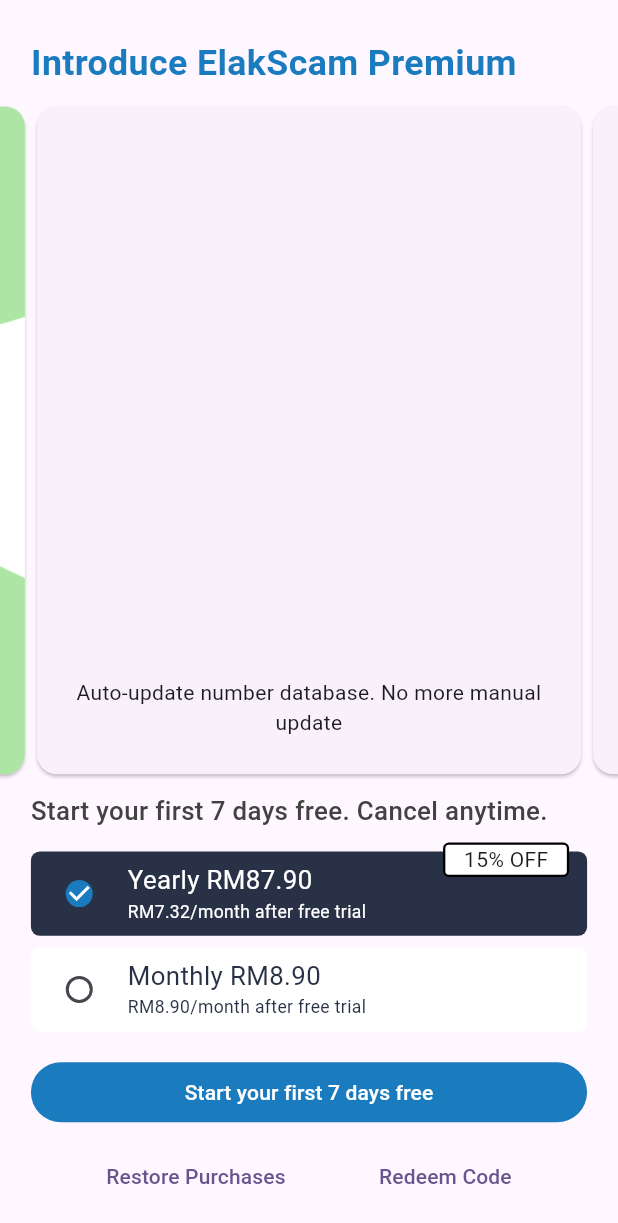
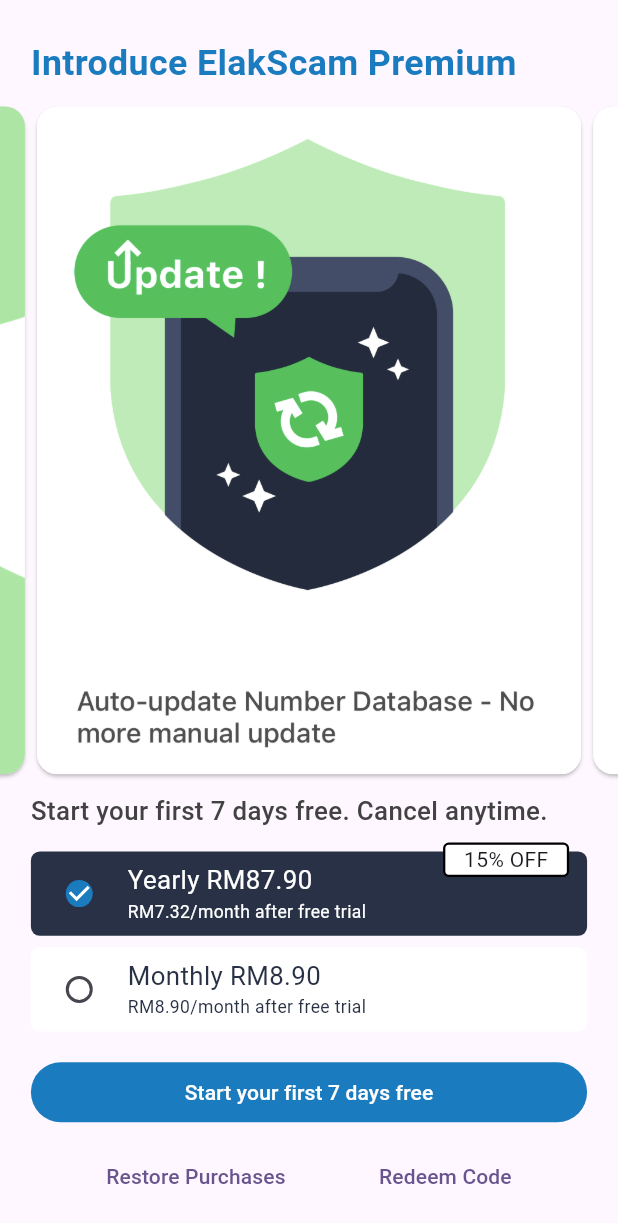
Before and after one commit to Addin15/elakscam_frontend, a Flutter app: the PremiumPage screen opened directly, swiped to page 2, on a phone screen of 412 x 824 dp. Shown: the top 1223 px of the screen. Run offline on Flutter 3.47's test engine with Material 2 defaults, Android fonts, the phone set to English and light mode, and no system bars; drawn by our look-alikes of carousel_slider; our stand-ins replace file_picker, flutter_spinkit, lottie, responsive_sizer; missing offline and left inert: qr_code_scanner; network calls fail.

Commit message:
update premium page
test

```diff
--- a/lib/pages/premium_page.dart
+++ b/lib/pages/premium_page.dart
@@ -132,10 +132,10 @@
                           borderRadius: BorderRadius.circular(
                             15.sp,
                           ),
-                        ),
-                        child: Text(
-                          'Auto-update number database. No more manual update',
-                          textAlign: TextAlign.center,
+                          image: const DecorationImage(
+                            image: AssetImage("assets/svg/cardBackground1.png"),
+                            fit: BoxFit.cover,
+                          ),
                         ),
                       ),
                     ),
@@ -154,10 +154,10 @@
                           borderRadius: BorderRadius.circular(
                             15.sp,
                           ),
-                        ),
-                        child: Text(
-                          'AD Free - Get rid all advertisements',
-                          textAlign: TextAlign.center,
+                          image: const DecorationImage(
+                            image: AssetImage("assets/svg/cardBackground2.png"),
+                            fit: BoxFit.cover,
+                          ),
                         ),
                       ),
                     ),
```
Also changed, not shown: assets/svg/cardBackground1.png (added), assets/svg/cardBackground2.png (added).
